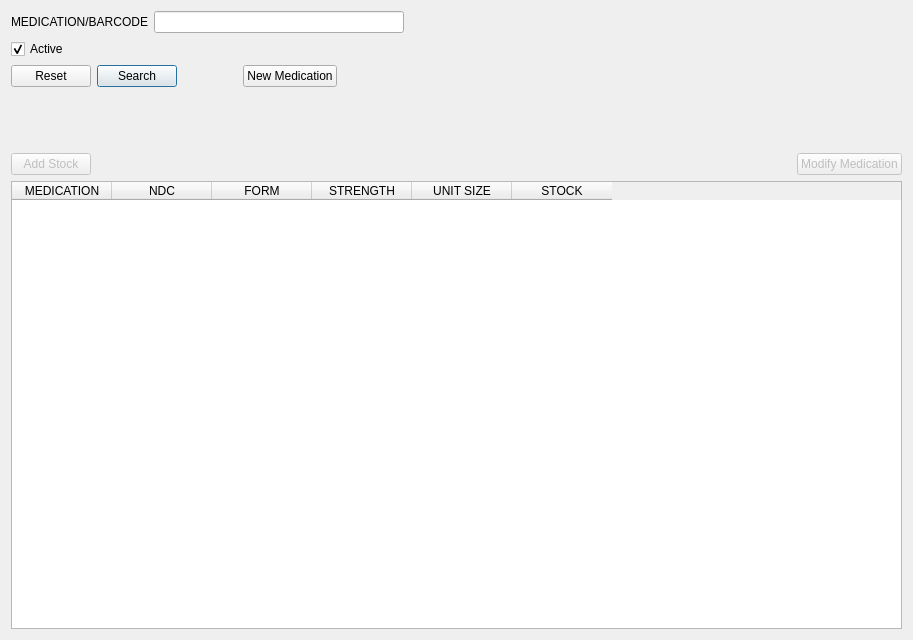
Above: mtrack/medicationsframe.ui from kyledevans/Medicine-Track before the change. Below: the same form after it.
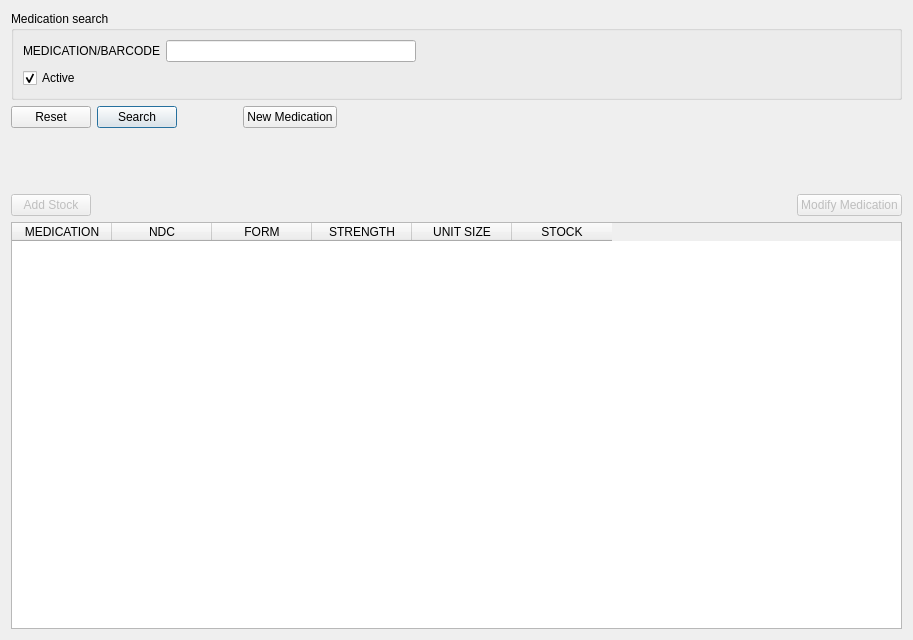
That is the form after the change.

What changed in the file:
```diff
--- a/mtrack/medicationsframe.ui
+++ b/mtrack/medicationsframe.ui
@@ -21,6 +21,12 @@
   </property>
   <layout class="QVBoxLayout" name="verticalLayout">
    <item>
+    <widget class="QGroupBox" name="groupBox">
+     <property name="title">
+      <string>Medication search</string>
+     </property>
+     <layout class="QVBoxLayout" name="verticalLayout_2">
+      <item>
     <layout class="QHBoxLayout" name="horizontalLayout">
      <item>
       <widget class="QLabel" name="nameLabel">
@@ -86,6 +92,9 @@
       </spacer>
      </item>
     </layout>
+      </item>
+     </layout>
+    </widget>
    </item>
    <item>
     <layout class="QHBoxLayout" name="horizontalLayout_3">
```
Lines whose indentation alone changed are shown as unchanged.
